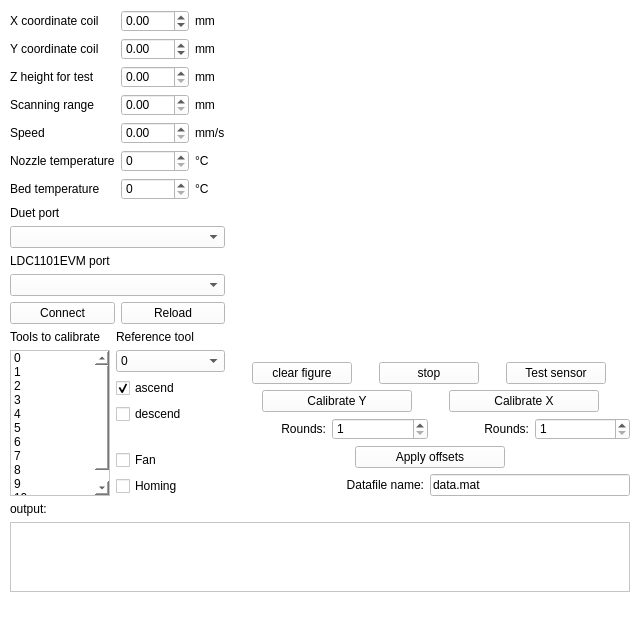
martijnschouten/inductive_calibration_GUI, file interface.ui: the form before one commit.
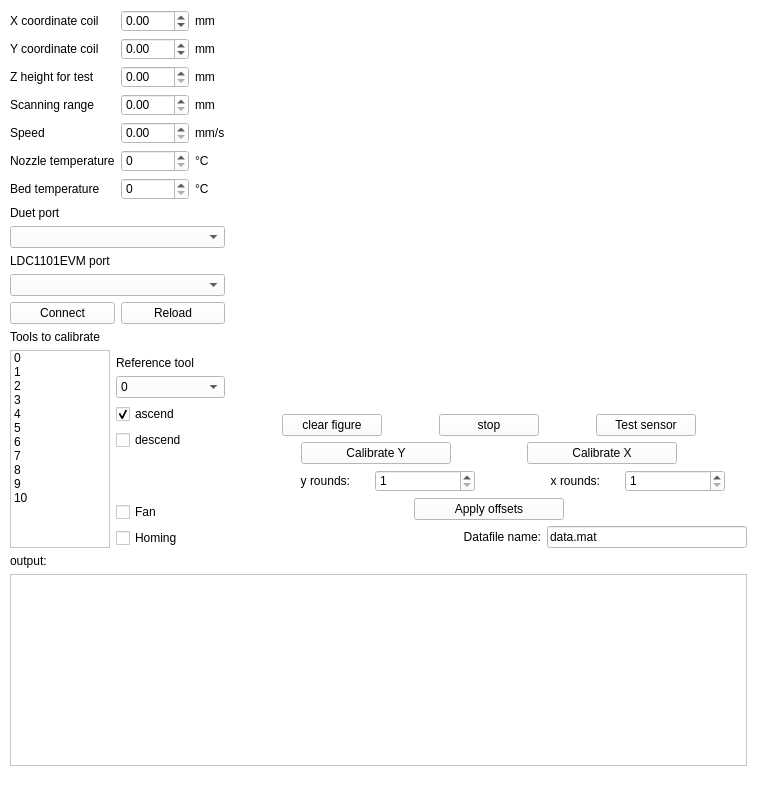
The form after the commit. Custom widgets are drawn as their Qt base class.

Patch:
```diff
--- a/interface.ui
+++ b/interface.ui
@@ -6,8 +6,8 @@
    <rect>
     <x>0</x>
     <y>0</y>
-    <width>640</width>
-    <height>610</height>
+    <width>757</width>
+    <height>798</height>
    </rect>
   </property>
   <property name="sizePolicy">
@@ -374,6 +374,9 @@
               <property name="text">
                <string>Reference tool</string>
               </property>
+              <property name="alignment">
+               <set>Qt::AlignBottom|Qt::AlignLeading|Qt::AlignLeft</set>
+              </property>
              </widget>
             </item>
             <item>
@@ -581,7 +584,7 @@
              </size>
             </property>
             <property name="text">
-             <string>Rounds:</string>
+             <string>y rounds:</string>
             </property>
             <property name="alignment">
              <set>Qt::AlignRight|Qt::AlignTrailing|Qt::AlignVCenter</set>
@@ -613,7 +616,7 @@
              </size>
             </property>
             <property name="text">
-             <string>Rounds:</string>
+             <string>x rounds:</string>
             </property>
             <property name="alignment">
              <set>Qt::AlignRight|Qt::AlignTrailing|Qt::AlignVCenter</set>
```
Left out of the diff: 86 changed lines with no effect on the pictures.
